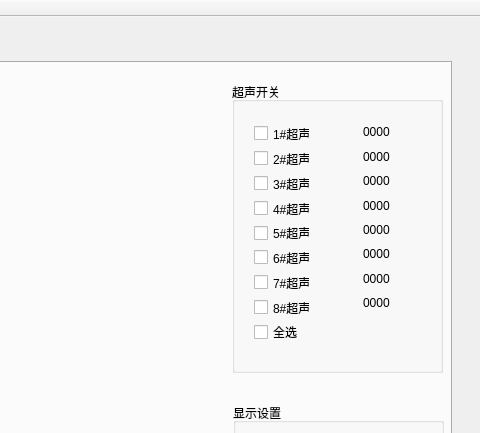
zwhg/distributed_robot_sys, file src/a_robot_platform/src/client/qt_client/mainwindow.ui: the form before one commit; both pictures show x 589 to 1069 and y 0 to 433 of the 1069 by 995 pixel window.
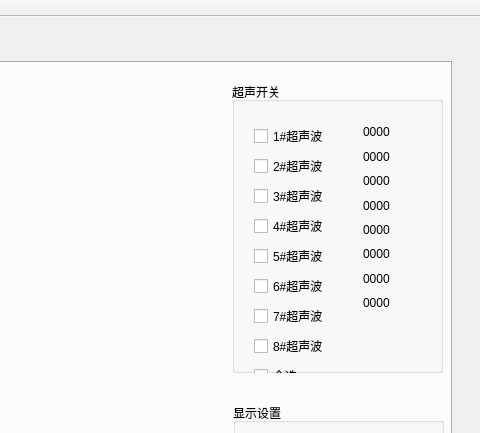
The form after the commit. The open tabs and pages were chosen to show the change.

Diff of the .ui file:
```diff
--- a/src/a_robot_platform/src/client/qt_client/mainwindow.ui
+++ b/src/a_robot_platform/src/client/qt_client/mainwindow.ui
@@ -847,8 +847,8 @@
         <rect>
          <x>11</x>
          <y>31</y>
-         <width>78</width>
-         <height>239</height>
+         <width>99</width>
+         <height>292</height>
         </rect>
        </property>
        <layout class="QVBoxLayout" name="verticalLayout_3">
```
Left out of the diff: 4 changed lines with no effect on the pictures.
